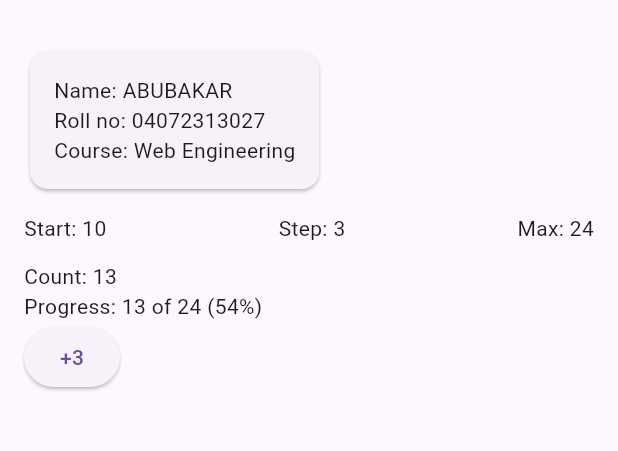
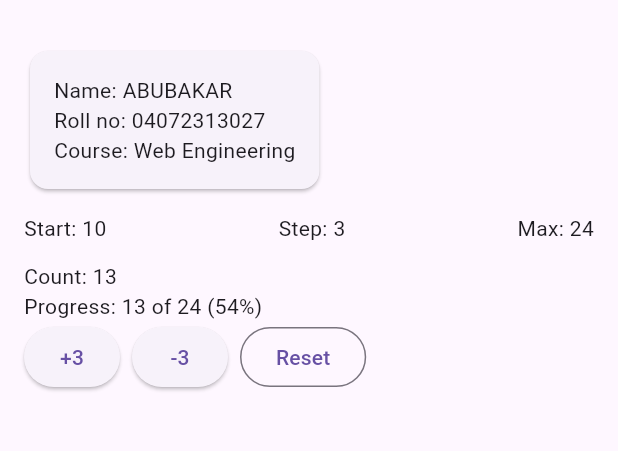
Before and after one commit to abubakar-aslam01/MAD_TASKS, a Flutter app: the screen it shows after launch, after a tap on an icon or button, on a phone screen of 412 x 824 dp, the part 63-514 px from its top. Run offline on Flutter 3.47's test engine with Material 3 defaults, Android fonts, the phone set to English and light mode, and no system bars.

Commit message:
Flutter lab: step 6

```diff
--- a/flutter_lab/lib/main.dart
+++ b/flutter_lab/lib/main.dart
@@ -151,11 +151,28 @@ class _TallyState extends State<Tally> {
   void _plus() {
     setState(() {
       _count += stepSize;
+      if (_count > maxCount) _count = maxCount;
+    });
+  }
+
+  void _minus() {
+    setState(() {
+      _count -= stepSize;
+      if (_count < 0) _count = 0;
+    });
+  }
+
+  void _reset() {
+    setState(() {
+      _count = startCount;
     });
   }
 
   @override
   Widget build(BuildContext context) {
+    // Think (Step 6): hot reload keeps the State, so the count stays 12
+    // (only the widget code is updated). Hot restart throws the State away
+    // and starts the app again, so the count goes back to startCount.
     return Column(
       crossAxisAlignment: CrossAxisAlignment.start,
       children: [
@@ -167,6 +184,18 @@ class _TallyState extends State<Tally> {
               key: const Key('plus'),
               onPressed: _plus,
               child: Text('+$stepSize'),
+            ),
+            const SizedBox(width: 8),
+            ElevatedButton(
+              key: const Key('minus'),
+              onPressed: _minus,
+              child: Text('-$stepSize'),
+            ),
+            const SizedBox(width: 8),
+            OutlinedButton(
+              key: const Key('reset'),
+              onPressed: _reset,
+              child: const Text('Reset'),
             ),
           ],
         ),
```
